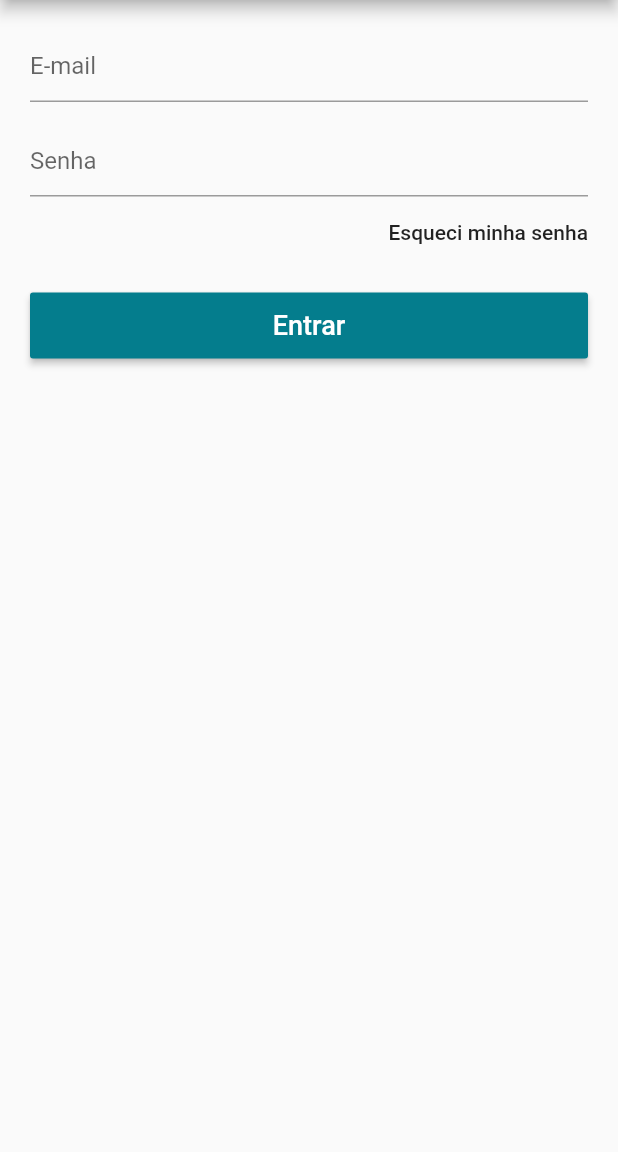
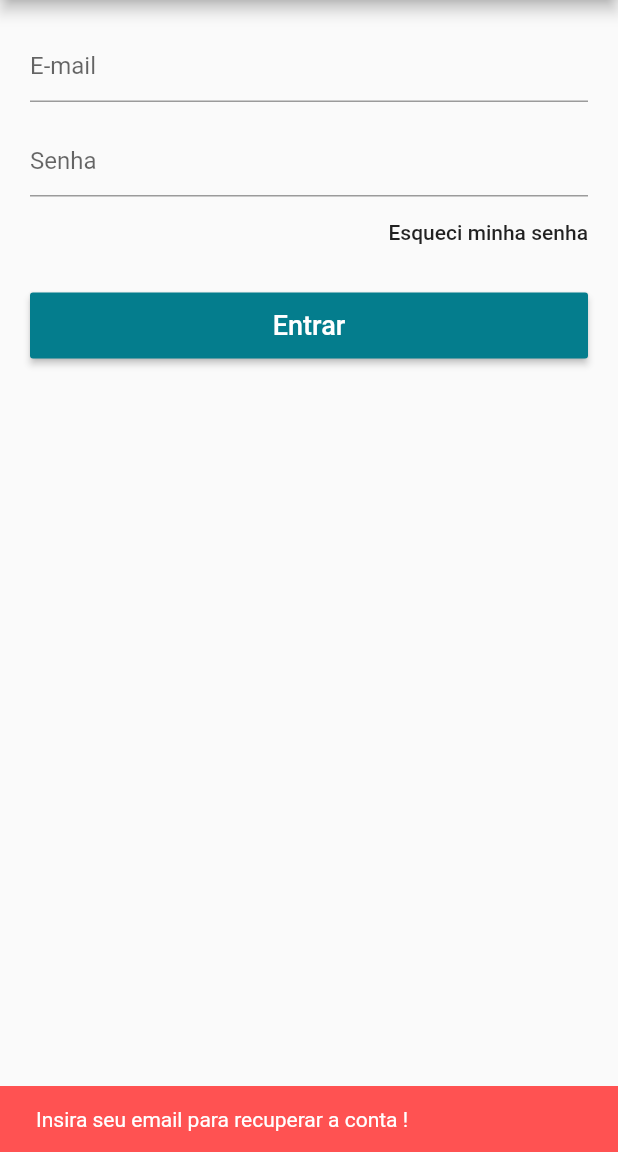
Before and after one commit to guilhermerfs00/loja_virtual-, a Flutter app: the LoginScreen screen opened directly, after a tap on "Esqueci minha senha", on a phone screen of 412 x 824 dp, the part 84-1236 px from its top. Run offline on Flutter 3.47's test engine with Material 2 defaults, Android fonts, the phone set to English and light mode, and no system bars; our stand-ins replace carousel_pro, cloud_firestore, firebase_auth, transparent_image; accounts and stored records are empty.

Commit message:
Autenticação de email

```diff
--- a/lib/models/user_model.dart
+++ b/lib/models/user_model.dart
@@ -67,7 +67,9 @@ class UserModel extends Model {
     });
   }
 
-  void recoverPass() {}
+  void recoverPass(String email) {
+    _auth.sendPasswordResetEmail(email: email);
+  }
 
   bool isLoggedIn() {
     return firebaseUser != null;
@@ -98,4 +100,6 @@ class UserModel extends Model {
     }
     notifyListeners();
   }
+
+
 }
--- a/lib/screens/login_scren.dart
+++ b/lib/screens/login_scren.dart
@@ -75,7 +75,30 @@ class _LoginScreenState extends State<LoginScreen> {
                   Align(
                     alignment: Alignment.centerRight,
                     child: FlatButton(
-                      onPressed: () {},
+                      onPressed: () {
+                        if(_emailController.text.isEmpty) {
+                          _scaffoldKey.currentState.showSnackBar(
+                              SnackBar(
+                                content: Text('Insira seu email para recuperar a conta !',),
+                                backgroundColor: Colors.redAccent,
+                                duration: Duration(
+                                    seconds: 2
+                                ),
+                              )
+                          );
+                        } else {
+                          model.recoverPass(_emailController.text);
+                          _scaffoldKey.currentState.showSnackBar(
+                              SnackBar(
+                                content: Text('Confira seu E-mail !',),
+                                backgroundColor: Theme.of(context).primaryColor,
+                                duration: Duration(
+                                    seconds: 2
+                                ),
+                              )
+                          );
+                        }
+                      },
                       child: Text(
                         'Esqueci minha senha',
                         textAlign: TextAlign.right,
```
